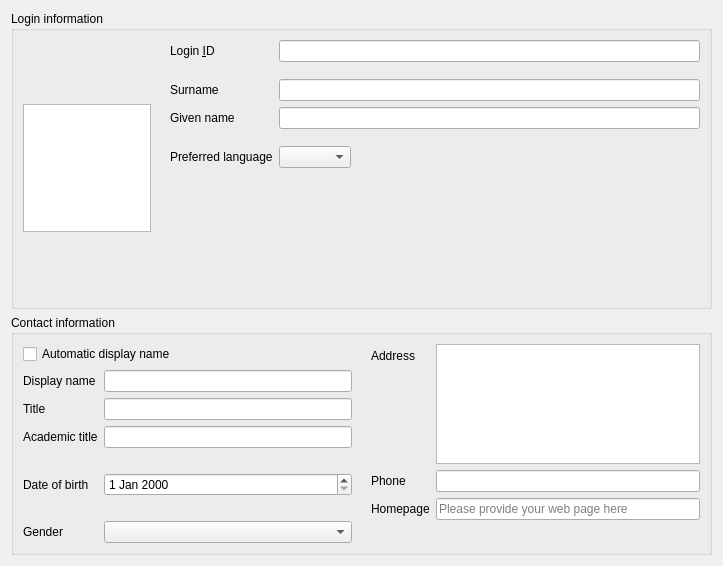
gonicus/clacks, file agent/src/clacks/agent/data/templates/default/user.ui: the form before one commit.
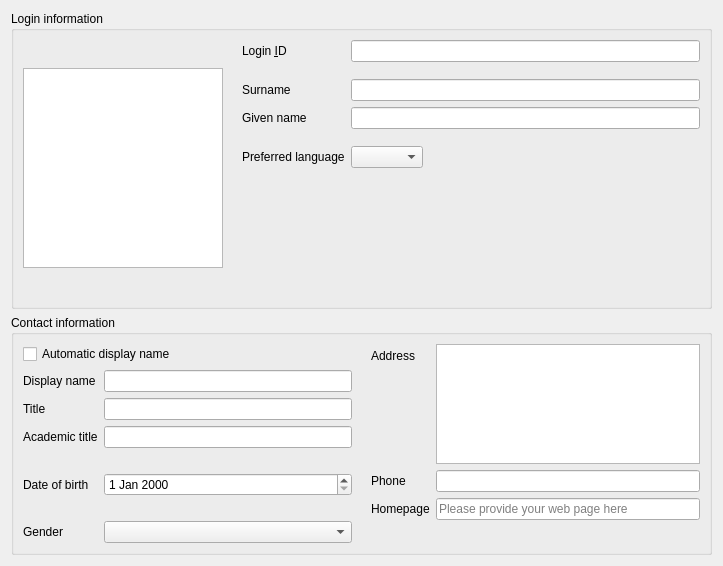
The form after the commit. Icons and pictures are not drawn.

Commit message: Updated image size

The edit to the form file:
```diff
--- a/agent/src/clacks/agent/data/templates/default/user.ui
+++ b/agent/src/clacks/agent/data/templates/default/user.ui
@@ -31,14 +31,14 @@
        <widget class="QGraphicsView" name="jpegPhotoEdit">
         <property name="minimumSize">
          <size>
-          <width>128</width>
-          <height>128</height>
+          <width>200</width>
+          <height>200</height>
          </size>
         </property>
         <property name="maximumSize">
          <size>
-          <width>128</width>
-          <height>128</height>
+          <width>200</width>
+          <height>200</height>
          </size>
         </property>
         <property name="alignment">
```
